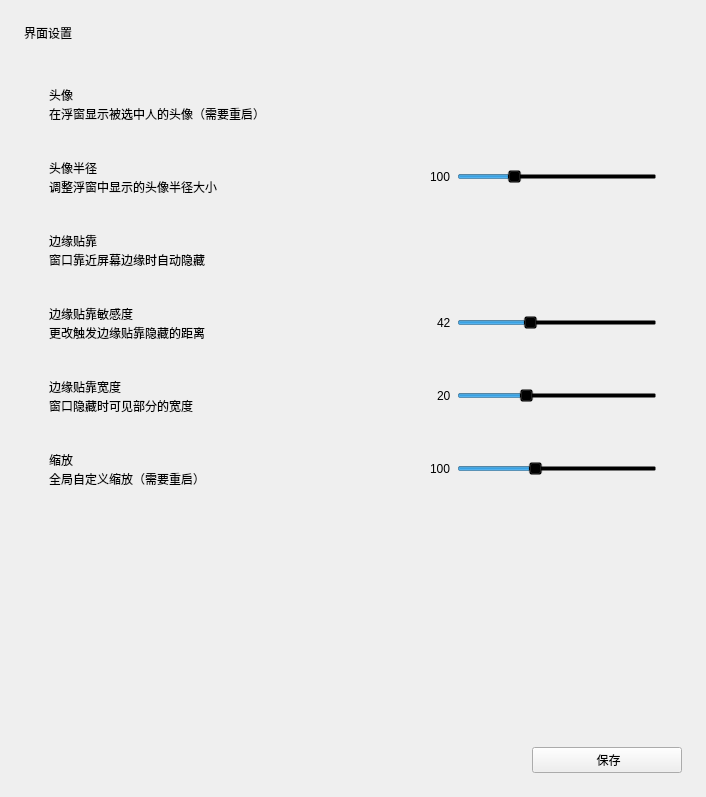
First picture: the form in ui/settings/widget.ui, repository windyslime/RandPicker-1, before the edit.
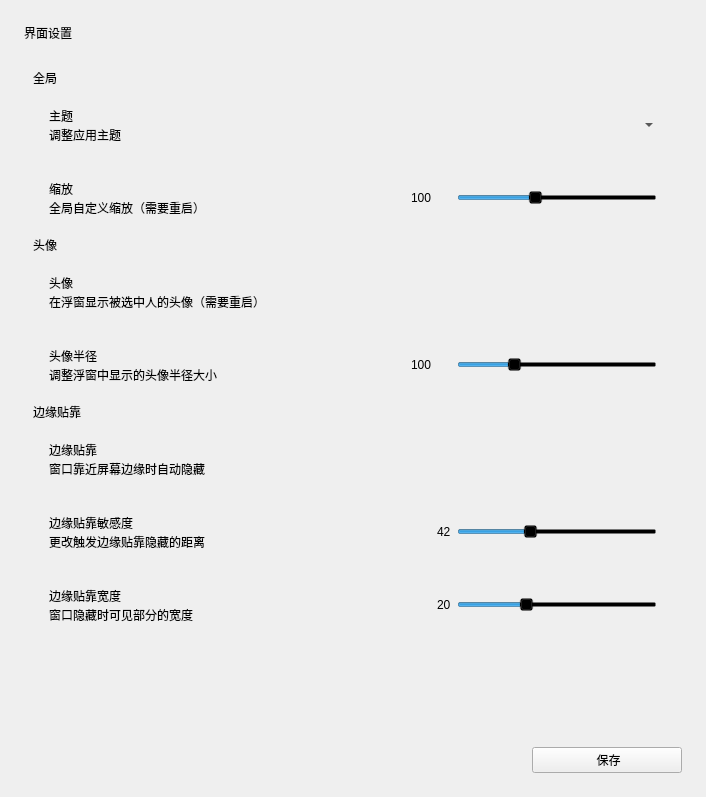
Second picture: the form after the edit. Custom widgets are drawn as their Qt base class.

Commit message: feat: 深色主题

```diff
--- a/ui/settings/widget.ui
+++ b/ui/settings/widget.ui
@@ -65,6 +65,222 @@
          <property name="spacing">
           <number>3</number>
          </property>
+         <item>
+          <widget class="SubtitleLabel" name="label">
+           <property name="text">
+            <string>全局</string>
+           </property>
+          </widget>
+         </item>
+         <item>
+          <widget class="CardWidget" name="CardWidget_7">
+           <property name="minimumSize">
+            <size>
+             <width>0</width>
+             <height>70</height>
+            </size>
+           </property>
+           <layout class="QHBoxLayout" name="horizontalLayout_8">
+            <property name="leftMargin">
+             <number>16</number>
+            </property>
+            <property name="topMargin">
+             <number>16</number>
+            </property>
+            <property name="rightMargin">
+             <number>16</number>
+            </property>
+            <property name="bottomMargin">
+             <number>16</number>
+            </property>
+            <item>
+             <layout class="QVBoxLayout" name="verticalLayout_12">
+              <property name="spacing">
+               <number>0</number>
+              </property>
+              <item>
+               <widget class="StrongBodyLabel" name="StrongBodyLabel_10">
+                <property name="text">
+                 <string>主题</string>
+                </property>
+               </widget>
+              </item>
+              <item>
+               <widget class="CaptionLabel" name="CaptionLabel_9">
+                <property name="text">
+                 <string>调整应用主题</string>
+                </property>
+                <property name="wordWrap">
+                 <bool>true</bool>
+                </property>
+                <property name="lightColor" stdset="0">
+                 <color alpha="150">
+                  <red>0</red>
+                  <green>0</green>
+                  <blue>0</blue>
+                 </color>
+                </property>
+                <property name="darkColor" stdset="0">
+                 <color alpha="200">
+                  <red>255</red>
+                  <green>255</green>
+                  <blue>255</blue>
+                 </color>
+                </property>
+               </widget>
+              </item>
+             </layout>
+            </item>
+            <item>
+             <widget class="ComboBox" name="theme">
+              <property name="sizePolicy">
+               <sizepolicy hsizetype="Expanding" vsizetype="Fixed">
+                <horstretch>0</horstretch>
+                <verstretch>0</verstretch>
+               </sizepolicy>
+              </property>
+              <property name="minimumSize">
+               <size>
+                <width>100</width>
+                <height>0</height>
+               </size>
+              </property>
+              <property name="maximumSize">
+               <size>
+                <width>200</width>
+                <height>16777215</height>
+               </size>
+              </property>
+              <property name="minimum" stdset="0">
+               <number>50</number>
+              </property>
+              <property name="maximum" stdset="0">
+               <number>180</number>
+              </property>
+              <property name="value" stdset="0">
+               <number>100</number>
+              </property>
+             </widget>
+            </item>
+           </layout>
+          </widget>
+         </item>
+         <item>
+          <widget class="CardWidget" name="CardWidget_6">
+           <property name="minimumSize">
+            <size>
+             <width>0</width>
+             <height>70</height>
+            </size>
+           </property>
+           <layout class="QHBoxLayout" name="horizontalLayout_8">
+            <property name="leftMargin">
+             <number>16</number>
+            </property>
+            <property name="topMargin">
+             <number>16</number>
+            </property>
+            <property name="rightMargin">
+             <number>16</number>
+            </property>
+            <property name="bottomMargin">
+             <number>16</number>
+            </property>
+            <item>
+             <layout class="QVBoxLayout" name="verticalLayout_11">
+              <property name="spacing">
+               <number>0</number>
+              </property>
+              <item>
+               <widget class="StrongBodyLabel" name="StrongBodyLabel_8">
+                <property name="text">
+                 <string>缩放</string>
+                </property>
+               </widget>
+              </item>
+              <item>
+               <widget class="CaptionLabel" name="CaptionLabel_8">
+                <property name="text">
+                 <string>全局自定义缩放（需要重启）</string>
+                </property>
+                <property name="wordWrap">
+                 <bool>true</bool>
+                </property>
+                <property name="lightColor" stdset="0">
+                 <color alpha="150">
+                  <red>0</red>
+                  <green>0</green>
+                  <blue>0</blue>
+                 </color>
+                </property>
+                <property name="darkColor" stdset="0">
+                 <color alpha="200">
+                  <red>255</red>
+                  <green>255</green>
+                  <blue>255</blue>
+                 </color>
+                </property>
+               </widget>
+              </item>
+             </layout>
+            </item>
+            <item>
+             <widget class="BodyLabel" name="scale_label">
+              <property name="maximumSize">
+               <size>
+                <width>40</width>
+                <height>16777215</height>
+               </size>
+              </property>
+              <property name="text">
+               <string>100</string>
+              </property>
+             </widget>
+            </item>
+            <item>
+             <widget class="Slider" name="scale">
+              <property name="sizePolicy">
+               <sizepolicy hsizetype="Expanding" vsizetype="Fixed">
+                <horstretch>0</horstretch>
+                <verstretch>0</verstretch>
+               </sizepolicy>
+              </property>
+              <property name="minimumSize">
+               <size>
+                <width>100</width>
+                <height>0</height>
+               </size>
+              </property>
+              <property name="maximumSize">
+               <size>
+                <width>200</width>
+                <height>16777215</height>
+               </size>
+              </property>
+              <property name="minimum">
+               <number>50</number>
+              </property>
+              <property name="maximum">
+               <number>180</number>
+              </property>
+              <property name="value">
+               <number>100</number>
+              </property>
+              <property name="orientation">
+               <enum>Qt::Horizontal</enum>
+              </property>
+             </widget>
+            </item>
+           </layout>
+          </widget>
+         </item>
+         <item>
+          <widget class="SubtitleLabel" name="label_2">
+           <property name="text">
+            <string>头像</string>
+           </property>
+          </widget>
+         </item>
          <item>
           <widget class="CardWidget" name="CardWidget_11">
            <property name="minimumSize">
@@ -193,7 +409,7 @@
               </item>
              </layout>
             </item>
-            <item alignment="Qt::AlignRight">
+            <item>
              <widget class="BodyLabel" name="avatar_size_label">
               <property name="maximumSize">
                <size>
@@ -243,6 +459,13 @@
            </layout>
           </widget>
          </item>
+         <item>
+          <widget class="SubtitleLabel" name="label_3">
+           <property name="text">
+            <string>边缘贴靠</string>
+           </property>
+          </widget>
+         </item>
          <item>
           <widget class="CardWidget" name="CardWidget_9">
            <property name="minimumSize">
@@ -533,115 +756,6 @@
            </layout>
           </widget>
          </item>
-         <item>
-          <widget class="CardWidget" name="CardWidget_6">
-           <property name="minimumSize">
-            <size>
-             <width>0</width>
-             <height>70</height>
-            </size>
-           </property>
-           <layout class="QHBoxLayout" name="horizontalLayout_8">
-            <property name="leftMargin">
-             <number>16</number>
-            </property>
-            <property name="topMargin">
-             <number>16</number>
-            </property>
-            <property name="rightMargin">
-             <number>16</number>
-            </property>
-            <property name="bottomMargin">
-             <number>16</number>
-            </property>
-            <item>
-             <layout class="QVBoxLayout" name="verticalLayout_11">
-              <property name="spacing">
-               <number>0</number>
-              </property>
-              <item>
-               <widget class="StrongBodyLabel" name="StrongBodyLabel_8">
-                <property name="text">
-                 <string>缩放</string>
-                </property>
-               </widget>
-              </item>
-              <item>
-               <widget class="CaptionLabel" name="CaptionLabel_8">
-                <property name="text">
-                 <string>全局自定义缩放（需要重启）</string>
-                </property>
-                <property name="wordWrap">
-                 <bool>true</bool>
-                </property>
-                <property name="lightColor" stdset="0">
-                 <color alpha="150">
-                  <red>0</red>
-                  <green>0</green>
-                  <blue>0</blue>
-                 </color>
-                </property>
-                <property name="darkColor" stdset="0">
-                 <color alpha="200">
-                  <red>255</red>
-                  <green>255</green>
-                  <blue>255</blue>
-                 </color>
-                </property>
-               </widget>
-              </item>
-             </layout>
-            </item>
-            <item alignment="Qt::AlignRight">
-             <widget class="BodyLabel" name="scale_label">
-              <property name="maximumSize">
-               <size>
-                <width>40</width>
-                <height>16777215</height>
-               </size>
-              </property>
-              <property name="text">
-               <string>100</string>
-              </property>
-             </widget>
-            </item>
-            <item>
-             <widget class="Slider" name="scale">
-              <property name="sizePolicy">
-               <sizepolicy hsizetype="Expanding" vsizetype="Fixed">
-                <horstretch>0</horstretch>
-                <verstretch>0</verstretch>
-               </sizepolicy>
-              </property>
-              <property name="minimumSize">
-               <size>
-                <width>100</width>
-                <height>0</height>
-               </size>
-              </property>
-              <property name="maximumSize">
-               <size>
-                <width>200</width>
-                <height>16777215</height>
-               </size>
-              </property>
-              <property name="minimum">
-               <number>50</number>
-              </property>
-              <property name="maximum">
-               <number>180</number>
-              </property>
-              <property name="value">
-               <number>100</number>
-              </property>
-              <property name="orientation">
-               <enum>Qt::Horizontal</enum>
-              </property>
-             </widget>
-            </item>
-           </layout>
-          </widget>
-         </item>
         </layout>
        </item>
        <item>
@@ -651,8 +765,8 @@
          </property>
          <property name="sizeHint" stdset="0">
           <size>
-           <width>20</width>
-           <height>40</height>
+           <width>17</width>
+           <height>75</height>
           </size>
          </property>
         </spacer>
@@ -747,6 +861,16 @@
    <extends>QLabel</extends>
    <header>qfluentwidgets</header>
   </customwidget>
+  <customwidget>
+   <class>SubtitleLabel</class>
+   <extends>QLabel</extends>
+   <header>qfluentwidgets</header>
+  </customwidget>
+  <customwidget>
+   <class>ComboBox</class>
+   <extends>QComboBox</extends>
+   <header>qfluentwidgets</header>
+  </customwidget>
  </customwidgets>
  <resources/>
  <connections/>
```
The commit also changes 5 other files.
